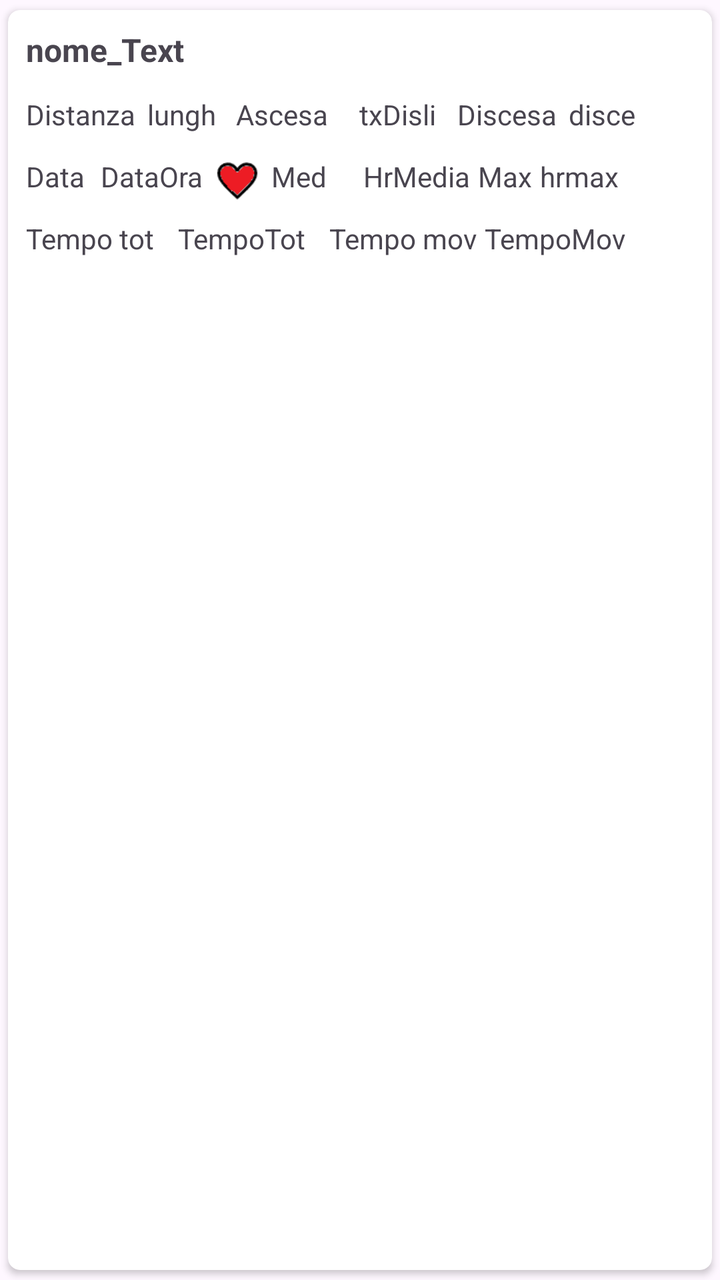
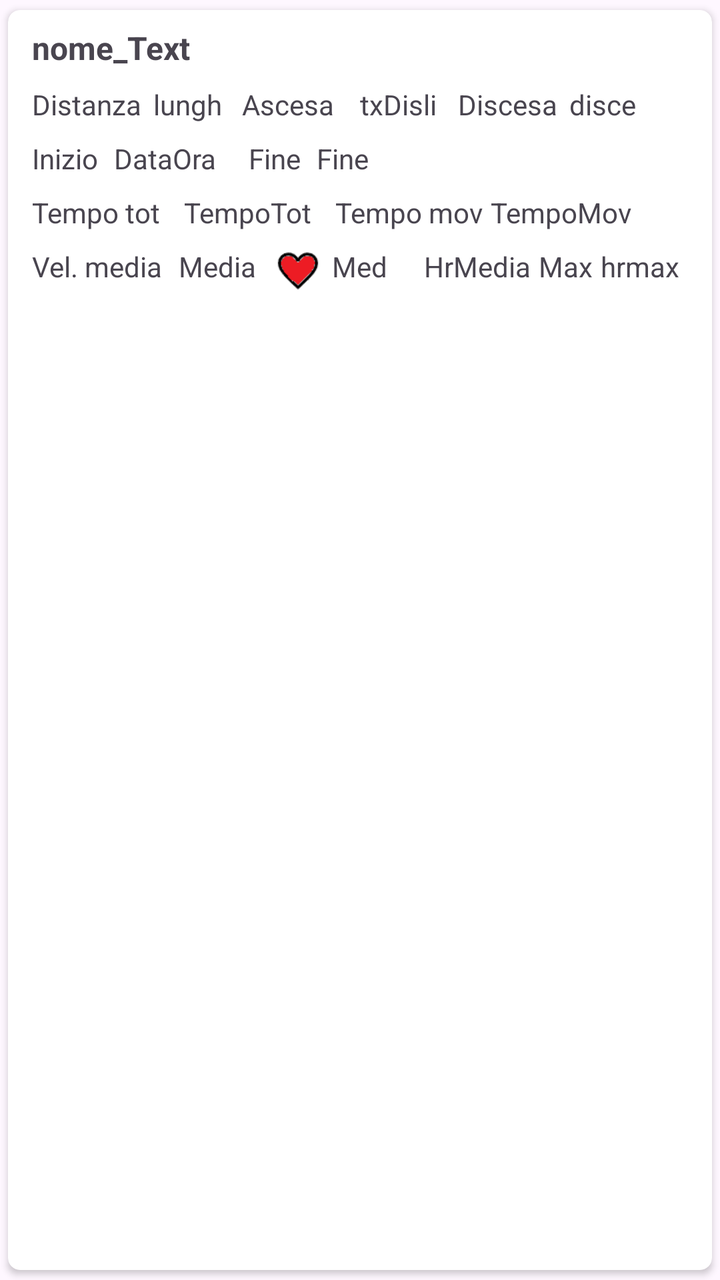

Screens rendered from an Android XML layout before and after an edit, with the pre-edit source and the edit as a unified diff.
<!-- AndroidManifest.xml: application theme Base.Theme.MyApplication -->
<!-- res/layout/fragment_dettaglio_sentieri.xml -->
<?xml version="1.0" encoding="utf-8"?>
<layout xmlns:tools="http://schemas.android.com/tools"
    xmlns:android="http://schemas.android.com/apk/res/android"
    xmlns:app="http://schemas.android.com/apk/res-auto">
    <data>
        <variable
            name="MyViewModel"
            type="com.apstudio.sentieri.SentieriViewModel"/>
    </data>

    <androidx.cardview.widget.CardView
        android:id="@+id/card_view"
        android:layout_width="match_parent"
        android:layout_height="158dp"
        android:layout_gravity="center"
        android:clickable="true"
        android:focusable="true"
        app:cardCornerRadius="6dp"
        app:cardElevation="2dp"
        app:cardUseCompatPadding="true"
        app:contentPadding="1dp"
        app:layout_constraintBottom_toBottomOf="parent"
        app:layout_constraintEnd_toEndOf="parent"
        app:layout_constraintStart_toStartOf="parent"
        app:layout_constraintTop_toTopOf="parent"
        app:layout_constraintVertical_bias="0.979">


        <androidx.constraintlayout.widget.ConstraintLayout
            android:id="@+id/riga_dettaglio"
            android:layout_width="398dp"
            android:layout_height="wrap_content">

            <TextView
                android:id="@+id/Dislivello"
                android:layout_width="wrap_content"
                android:layout_height="wrap_content"
                android:layout_marginStart="10dp"
                android:text="Ascesa"
                app:layout_constraintStart_toEndOf="@+id/lunghezza_Text"
                app:layout_constraintTop_toTopOf="@+id/lunghezza_Text" />

            <TextView
                android:id="@+id/nome_Text"
                android:layout_width="wrap_content"
                android:layout_height="wrap_content"
                android:layout_marginStart="8dp"
                android:layout_marginTop="8dp"
                android:scrollIndicators="right"
                android:text="nome_Text"
                android:textSize="16sp"
                android:textStyle="bold"
                app:layout_constraintStart_toStartOf="parent"
                app:layout_constraintTop_toTopOf="parent" />

            <TextView
                android:id="@+id/Livello"
                android:layout_width="wrap_content"
                android:layout_height="wrap_content"
                android:layout_marginStart="10dp"
                android:text="Discesa"
                app:layout_constraintStart_toEndOf="@+id/dislivello_Text"
                app:layout_constraintTop_toTopOf="@+id/dislivello_Text" />

            <TextView
                android:id="@+id/dislivello_Text"
                android:layout_width="39dp"
                android:layout_height="19dp"
                android:layout_marginStart="6dp"
                android:text="txDisliv"
                app:layout_constraintEnd_toEndOf="parent"
                app:layout_constraintHorizontal_bias="0.049"
                app:layout_constraintStart_toEndOf="@+id/Dislivello"
                app:layout_constraintTop_toTopOf="@+id/Dislivello" />

            <TextView
                android:id="@+id/Distanza"
                android:layout_width="wrap_content"
                android:layout_height="wrap_content"
                android:layout_marginStart="8dp"
                android:layout_marginTop="12dp"
                android:text="Distanza"
                app:layout_constraintStart_toStartOf="parent"
                app:layout_constraintTop_toBottomOf="@+id/nome_Text" />

            <TextView
                android:id="@+id/lunghezza_Text"
                android:layout_width="wrap_content"
                android:layout_height="wrap_content"
                android:layout_marginStart="6dp"
                android:text="lungh"
                app:layout_constraintStart_toEndOf="@+id/Distanza"
                app:layout_constraintTop_toTopOf="@+id/Distanza" />

            <TextView
                android:id="@+id/discesa_Text"
                android:layout_width="39dp"
                android:layout_height="19dp"
                android:layout_marginStart="6dp"
                android:text="discesa_Text"
                app:layout_constraintStart_toEndOf="@+id/Livello"
                app:layout_constraintTop_toTopOf="@+id/Livello" />

            <TextView
                android:id="@+id/tvVelo"
                android:layout_width="42dp"
                android:layout_height="19dp"
                android:layout_marginStart="4dp"
                android:text="Med"
                app:layout_constraintStart_toEndOf="@+id/imageView"
                app:layout_constraintTop_toTopOf="@+id/Data_text" />

            <ImageView
                android:id="@+id/imageView"
                android:layout_width="26dp"
                android:layout_height="24dp"
                android:layout_marginStart="4dp"
                app:layout_constraintStart_toEndOf="@+id/Data_text"
                app:layout_constraintTop_toTopOf="@+id/tvTempo"
                app:srcCompat="@drawable/hearth" />

            <TextView
                android:id="@+id/hrmedia_text"
                android:layout_width="wrap_content"
                android:layout_height="wrap_content"
                android:layout_marginStart="4dp"
                android:text="HrMedia"
                app:layout_constraintStart_toEndOf="@+id/tvVelo"
                app:layout_constraintTop_toTopOf="@+id/tvVelo" />

            <TextView
                android:id="@+id/tvDistH"
                android:layout_width="wrap_content"
                android:layout_height="wrap_content"
                android:layout_marginStart="4dp"
                android:text="Max"
                app:layout_constraintStart_toEndOf="@+id/hrmedia_text"
                app:layout_constraintTop_toTopOf="@+id/hrmedia_text" />

            <TextView
                android:id="@+id/hrmax_text"
                android:layout_width="wrap_content"
                android:layout_height="wrap_content"
                android:layout_marginStart="4dp"
                android:text="hrmax"
                app:layout_constraintStart_toEndOf="@+id/tvDistH"
                app:layout_constraintTop_toTopOf="@+id/tvDistH" />

            <TextView
                android:id="@+id/tvTempo"
                android:layout_width="wrap_content"
                android:layout_height="wrap_content"
                android:layout_marginStart="8dp"
                android:layout_marginTop="12dp"
                android:text="Data"
                app:layout_constraintStart_toStartOf="parent"
                app:layout_constraintTop_toBottomOf="@+id/Distanza" />

            <TextView
                android:id="@+id/Data_text"
                android:layout_width="wrap_content"
                android:layout_height="wrap_content"
                android:layout_marginStart="8dp"
                android:text="DataOra"
                app:layout_constraintStart_toEndOf="@+id/tvTempo"
                app:layout_constraintTop_toTopOf="@+id/tvTempo" />

            <TextView
                android:id="@+id/tvQuota"
                android:layout_width="wrap_content"
                android:layout_height="wrap_content"
                android:layout_marginTop="12dp"
                android:text="Tempo tot"
                app:layout_constraintBottom_toBottomOf="parent"
                app:layout_constraintStart_toStartOf="@+id/tvTempo"
                app:layout_constraintTop_toBottomOf="@+id/tvTempo" />

            <TextView
                android:id="@+id/tTempoTot_text"
                android:layout_width="wrap_content"
                android:layout_height="wrap_content"
                android:layout_marginStart="12dp"
                android:text="TempoTot"
                app:layout_constraintStart_toEndOf="@+id/tvQuota"
                app:layout_constraintTop_toTopOf="@+id/tvQuota" />

            <TextView
                android:id="@+id/textView11"
                android:layout_width="wrap_content"
                android:layout_height="wrap_content"
                android:layout_marginStart="12dp"
                android:text="Tempo mov"
                app:layout_constraintStart_toEndOf="@+id/tTempoTot_text"
                app:layout_constraintTop_toTopOf="@+id/tvQuota" />

            <TextView
                android:id="@+id/tTempoMov_text"
                android:layout_width="wrap_content"
                android:layout_height="wrap_content"
                android:layout_marginStart="4dp"
                android:text="TempoMov"
                app:layout_constraintStart_toEndOf="@+id/textView11"
                app:layout_constraintTop_toTopOf="@+id/tvQuota" />

        </androidx.constraintlayout.widget.ConstraintLayout>

    </androidx.cardview.widget.CardView>
</layout>
<!-- resources referenced by this layout -->
<resources>
  <!-- drawable hearth: png bitmap (drawable, 7981 bytes) -->
  <style name="Base.Theme.MyApplication" parent="Theme.Material3.DayNight.NoActionBar">
          
          <item name="colorPrimary">@color/purple_500</item>
          <item name="colorPrimaryVariant">@color/purple_700</item>
          <item name="colorOnPrimary">@color/white</item>
          
          <item name="colorSecondary">@color/teal_200</item>
          <item name="colorSecondaryVariant">@color/teal_700</item>
          <item name="colorOnSecondary">@color/black</item>
          
          <item name="android:statusBarColor">?attr/colorPrimaryVariant</item>
          
          
      </style>
  <color name="purple_500">#FF6200EE</color>
  <color name="purple_700">#FF3700B3</color>
  <color name="white">#FFFFFFFF</color>
  <color name="teal_200">#FF03DAC5</color>
  <color name="teal_700">#FF018786</color>
  <color name="black">#FF000000</color>
</resources>

<!-- the commit's change to res/layout/fragment_dettaglio_sentieri.xml (unified diff, before → after) -->
@@ -11,14 +11,14 @@
     <androidx.cardview.widget.CardView
         android:id="@+id/card_view"
         android:layout_width="match_parent"
-        android:layout_height="158dp"
+        android:layout_height="wrap_content"
         android:layout_gravity="center"
         android:clickable="true"
         android:focusable="true"
         app:cardCornerRadius="6dp"
         app:cardElevation="2dp"
         app:cardUseCompatPadding="true"
-        app:contentPadding="1dp"
+        app:contentPadding="4dp"
         app:layout_constraintBottom_toBottomOf="parent"
         app:layout_constraintEnd_toEndOf="parent"
         app:layout_constraintStart_toStartOf="parent"
@@ -28,8 +28,8 @@
 
         <androidx.constraintlayout.widget.ConstraintLayout
             android:id="@+id/riga_dettaglio"
-            android:layout_width="398dp"
-            android:layout_height="wrap_content">
+            android:layout_width="match_parent"
+            android:layout_height="match_parent">
 
             <TextView
                 android:id="@+id/Dislivello"
@@ -45,7 +45,7 @@
                 android:layout_width="wrap_content"
                 android:layout_height="wrap_content"
                 android:layout_marginStart="8dp"
-                android:layout_marginTop="8dp"
+                android:layout_marginTop="4dp"
                 android:scrollIndicators="right"
                 android:text="nome_Text"
                 android:textSize="16sp"
@@ -78,7 +78,7 @@
                 android:layout_width="wrap_content"
                 android:layout_height="wrap_content"
                 android:layout_marginStart="8dp"
-                android:layout_marginTop="12dp"
+                android:layout_marginTop="8dp"
                 android:text="Distanza"
                 app:layout_constraintStart_toStartOf="parent"
                 app:layout_constraintTop_toBottomOf="@+id/nome_Text" />
@@ -108,99 +108,136 @@
                 android:layout_marginStart="4dp"
                 android:text="Med"
                 app:layout_constraintStart_toEndOf="@+id/imageView"
-                app:layout_constraintTop_toTopOf="@+id/Data_text" />
+                app:layout_constraintTop_toTopOf="@+id/imageView" />
+
+            <TextView
+                android:id="@+id/hrmedia_text"
+                android:layout_width="wrap_content"
+                android:layout_height="wrap_content"
+                android:layout_marginStart="4dp"
+                android:text="HrMedia"
+                app:layout_constraintStart_toEndOf="@+id/tvVelo"
+                app:layout_constraintTop_toTopOf="@+id/tvVelo" />
+
+            <TextView
+                android:id="@+id/tvDistH"
+                android:layout_width="wrap_content"
+                android:layout_height="wrap_content"
+                android:layout_marginStart="4dp"
+                android:text="Max"
+                app:layout_constraintStart_toEndOf="@+id/hrmedia_text"
+                app:layout_constraintTop_toTopOf="@+id/hrmedia_text" />
+
+            <TextView
+                android:id="@+id/hrmax_text"
+                android:layout_width="wrap_content"
+                android:layout_height="wrap_content"
+                android:layout_marginStart="4dp"
+                android:text="hrmax"
+                app:layout_constraintStart_toEndOf="@+id/tvDistH"
+                app:layout_constraintTop_toTopOf="@+id/tvDistH" />
+
+            <TextView
+                android:id="@+id/tvTempo"
+                android:layout_width="wrap_content"
+                android:layout_height="wrap_content"
+                android:layout_marginStart="8dp"
+                android:layout_marginTop="8dp"
+                android:text="Inizio"
+                app:layout_constraintStart_toStartOf="parent"
+                app:layout_constraintTop_toBottomOf="@+id/Distanza" />
+
+            <TextView
+                android:id="@+id/Data_text"
+                android:layout_width="wrap_content"
+                android:layout_height="wrap_content"
+                android:layout_marginStart="8dp"
+                android:text="DataOra"
+                app:layout_constraintStart_toEndOf="@+id/tvTempo"
+                app:layout_constraintTop_toTopOf="@+id/tvTempo" />
+
+            <TextView
+                android:id="@+id/tTempoTotText"
+                android:layout_width="wrap_content"
+                android:layout_height="wrap_content"
+                android:layout_marginTop="8dp"
+                android:text="Tempo tot"
+                app:layout_constraintBottom_toBottomOf="parent"
+                app:layout_constraintStart_toStartOf="@+id/tvTempo"
+                app:layout_constraintTop_toBottomOf="@+id/tvTempo"
+                app:layout_constraintVertical_bias="0.0" />
+
+            <TextView
+                android:id="@+id/tDataInizio_text"
+                android:layout_width="wrap_content"
+                android:layout_height="wrap_content"
+                android:layout_marginStart="12dp"
+                android:text="TempoTot"
+                app:layout_constraintStart_toEndOf="@+id/tTempoTotText"
+                app:layout_constraintTop_toTopOf="@+id/tTempoTotText" />
+
+            <TextView
+                android:id="@+id/tTempoMovText"
+                android:layout_width="wrap_content"
+                android:layout_height="wrap_content"
+                android:layout_marginStart="12dp"
+                android:text="Tempo mov"
+                app:layout_constraintStart_toEndOf="@+id/tDataInizio_text"
+                app:layout_constraintTop_toTopOf="@+id/tTempoTotText" />
+
+            <TextView
+                android:id="@+id/tDataFine_text"
+                android:layout_width="wrap_content"
+                android:layout_height="wrap_content"
+                android:layout_marginStart="4dp"
+                android:text="TempoMov"
+                app:layout_constraintStart_toEndOf="@+id/tTempoMovText"
+                app:layout_constraintTop_toTopOf="@+id/tTempoTotText" />
 
             <ImageView
                 android:id="@+id/imageView"
                 android:layout_width="26dp"
                 android:layout_height="24dp"
-                android:layout_marginStart="4dp"
+                android:layout_marginStart="128dp"
+                app:layout_constraintStart_toStartOf="parent"
+                app:layout_constraintTop_toTopOf="@+id/textView16"
+                app:srcCompat="@drawable/hearth" />
+
+            <TextView
+                android:id="@+id/textView8"
+                android:layout_width="wrap_content"
+                android:layout_height="wrap_content"
+                android:layout_marginStart="16dp"
+                android:text="Fine"
                 app:layout_constraintStart_toEndOf="@+id/Data_text"
-                app:layout_constraintTop_toTopOf="@+id/tvTempo"
-                app:srcCompat="@drawable/hearth" />
-
-            <TextView
-                android:id="@+id/hrmedia_text"
-                android:layout_width="wrap_content"
-                android:layout_height="wrap_content"
-                android:layout_marginStart="4dp"
-                android:text="HrMedia"
-                app:layout_constraintStart_toEndOf="@+id/tvVelo"
-                app:layout_constraintTop_toTopOf="@+id/tvVelo" />
-
-            <TextView
-                android:id="@+id/tvDistH"
-                android:layout_width="wrap_content"
-                android:layout_height="wrap_content"
-                android:layout_marginStart="4dp"
-                android:text="Max"
-                app:layout_constraintStart_toEndOf="@+id/hrmedia_text"
-                app:layout_constraintTop_toTopOf="@+id/hrmedia_text" />
-
-            <TextView
-                android:id="@+id/hrmax_text"
-                android:layout_width="wrap_content"
-                android:layout_height="wrap_content"
-                android:layout_marginStart="4dp"
-                android:text="hrmax"
-                app:layout_constraintStart_toEndOf="@+id/tvDistH"
-                app:layout_constraintTop_toTopOf="@+id/tvDistH" />
-
-            <TextView
-                android:id="@+id/tvTempo"
-                android:layout_width="wrap_content"
-                android:layout_height="wrap_content"
-                android:layout_marginStart="8dp"
-                android:layout_marginTop="12dp"
-                android:text="Data"
-                app:layout_constraintStart_toStartOf="parent"
-                app:layout_constraintTop_toBottomOf="@+id/Distanza" />
-
-            <TextView
-                android:id="@+id/Data_text"
-                android:layout_width="wrap_content"
-                android:layout_height="wrap_content"
-                android:layout_marginStart="8dp"
-                android:text="DataOra"
-                app:layout_constraintStart_toEndOf="@+id/tvTempo"
                 app:layout_constraintTop_toTopOf="@+id/tvTempo" />
 
             <TextView
-                android:id="@+id/tvQuota"
-                android:layout_width="wrap_content"
-                android:layout_height="wrap_content"
-                android:layout_marginTop="12dp"
-                android:text="Tempo tot"
-                app:layout_constraintBottom_toBottomOf="parent"
-                app:layout_constraintStart_toStartOf="@+id/tvTempo"
-                app:layout_constraintTop_toBottomOf="@+id/tvTempo" />
-
-            <TextView
-                android:id="@+id/tTempoTot_text"
-                android:layout_width="wrap_content"
-                android:layout_height="wrap_content"
-                android:layout_marginStart="12dp"
-                android:text="TempoTot"
-                app:layout_constraintStart_toEndOf="@+id/tvQuota"
-                app:layout_constraintTop_toTopOf="@+id/tvQuota" />
-
-            <TextView
-                android:id="@+id/textView11"
-                android:layout_width="wrap_content"
-                android:layout_height="wrap_content"
-                android:layout_marginStart="12dp"
-                android:text="Tempo mov"
-                app:layout_constraintStart_toEndOf="@+id/tTempoTot_text"
-                app:layout_constraintTop_toTopOf="@+id/tvQuota" />
-
-            <TextView
-                android:id="@+id/tTempoMov_text"
-                android:layout_width="wrap_content"
-                android:layout_height="wrap_content"
-                android:layout_marginStart="4dp"
-                android:text="TempoMov"
-                app:layout_constraintStart_toEndOf="@+id/textView11"
-                app:layout_constraintTop_toTopOf="@+id/tvQuota" />
+                android:id="@+id/fine_text"
+                android:layout_width="wrap_content"
+                android:layout_height="wrap_content"
+                android:layout_marginStart="8dp"
+                android:text="Fine"
+                app:layout_constraintStart_toEndOf="@+id/textView8"
+                app:layout_constraintTop_toTopOf="@+id/tvTempo" />
+
+            <TextView
+                android:id="@+id/textView16"
+                android:layout_width="wrap_content"
+                android:layout_height="wrap_content"
+                android:layout_marginTop="8dp"
+                android:text="Vel. media"
+                app:layout_constraintStart_toStartOf="@+id/tTempoTotText"
+                app:layout_constraintTop_toBottomOf="@+id/tTempoTotText" />
+
+            <TextView
+                android:id="@+id/velMedia_text"
+                android:layout_width="wrap_content"
+                android:layout_height="wrap_content"
+                android:layout_marginStart="8dp"
+                android:text="Media"
+                app:layout_constraintStart_toEndOf="@+id/textView16"
+                app:layout_constraintTop_toTopOf="@+id/textView16" />
 
         </androidx.constraintlayout.widget.ConstraintLayout>
 
